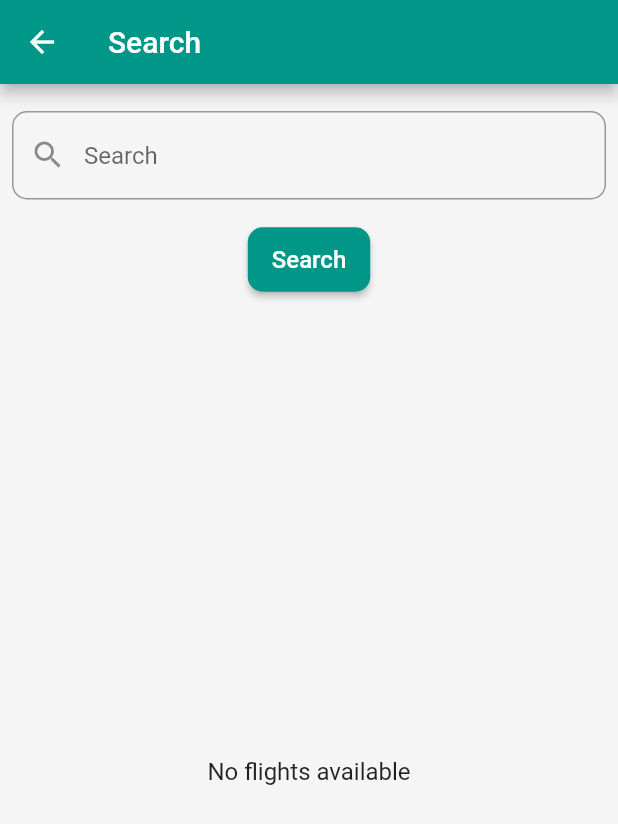
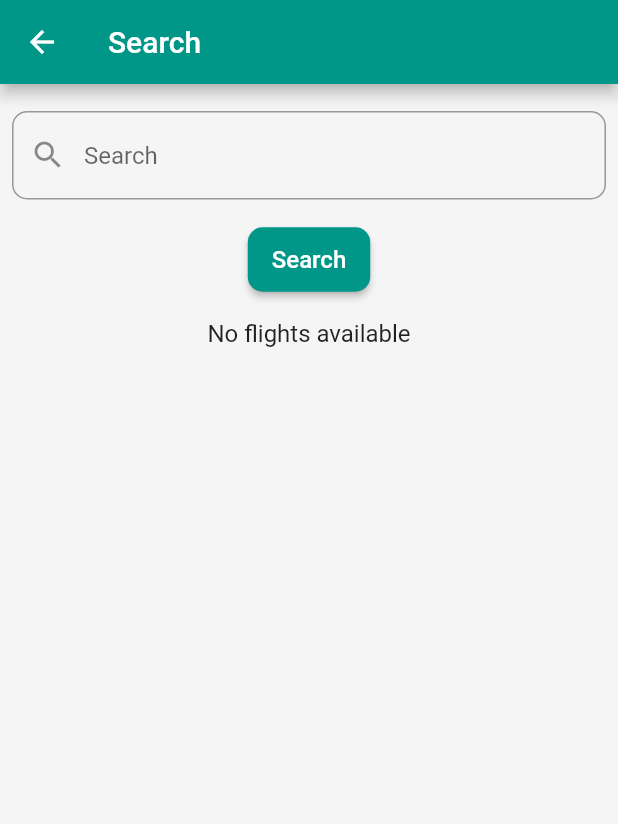
Before and after one commit to adinashby-vanier-college/app-dev-2-project-imro1, a Flutter app: the SearchPage screen opened directly, on a phone screen of 412 x 824 dp. Shown: the top 824 px of the screen. Run offline on Flutter 3.47's test engine with Material 2 defaults, Android fonts, the phone set to English and light mode, and no system bars; our stand-ins replace cloud_firestore, firebase_auth, firebase_core; accounts and stored records are empty; network calls fail.

Commit message:
search feature functional

```diff
--- a/aero_flights_app/lib/pages/search_page.dart
+++ b/aero_flights_app/lib/pages/search_page.dart
@@ -61,9 +61,18 @@ class _SearchPageState extends State<SearchPage> {
     setState(() {
       _searchResults = _flights
           .where((flight) =>
-      flight['airline'].toString().toLowerCase().contains(query.toLowerCase()) ||
-          flight['departure'].toString().toLowerCase().contains(query.toLowerCase()) ||
-          flight['destination'].toString().toLowerCase().contains(query.toLowerCase()))
+      flight['airline']
+          .toString()
+          .toLowerCase()
+          .contains(query.toLowerCase()) ||
+          flight['departure']
+              .toString()
+              .toLowerCase()
+              .contains(query.toLowerCase()) ||
+          flight['destination']
+              .toString()
+              .toLowerCase()
+              .contains(query.toLowerCase()))
           .toList();
     });
   }
@@ -111,6 +120,7 @@ class _SearchPageState extends State<SearchPage> {
             ),
             SizedBox(height: 16),
             Expanded(
+              child: SingleChildScrollView(
                 child: _searchResults.isEmpty
                     ? Center(
                   child: Text(
@@ -118,10 +128,8 @@ class _SearchPageState extends State<SearchPage> {
                     style: TextStyle(fontSize: 16),
                   ),
                 )
-                  : ListView.builder(
-                itemCount: _searchResults.length,
-                itemBuilder: (context, index) {
-                  final flight = _searchResults[index];
+                    : Column(
+                  children: _searchResults.map((flight) {
                     return Padding(
                       padding: const EdgeInsets.all(10.0),
                       child: GestureDetector(
@@ -139,7 +147,8 @@ class _SearchPageState extends State<SearchPage> {
                           child: Padding(
                             padding: const EdgeInsets.all(16.0),
                             child: Column(
-                            crossAxisAlignment: CrossAxisAlignment.start,
+                              crossAxisAlignment:
+                              CrossAxisAlignment.start,
                               children: [
                                 Text(
                                   '${flight['airline']} - ${flight['id']}',
@@ -190,7 +199,8 @@ class _SearchPageState extends State<SearchPage> {
                         ),
                       ),
                     );
-                },
+                  }).toList(),
+                ),
               ),
             ),
           ],
```
Lines whose indentation alone changed are shown as unchanged.
